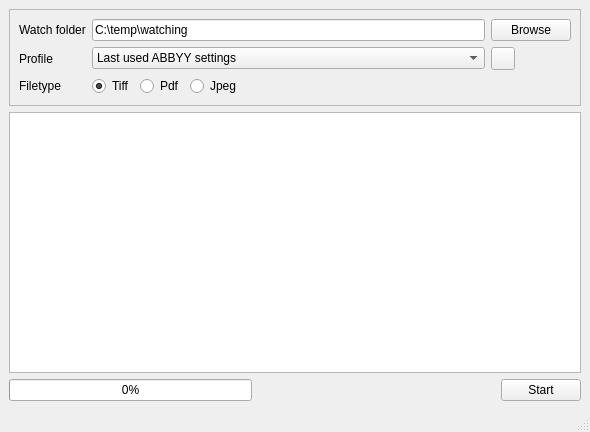
The window that ui/mainwindow.ui (se0siris/abbyy-automator) describes before a commit, drawn with Qt 5.
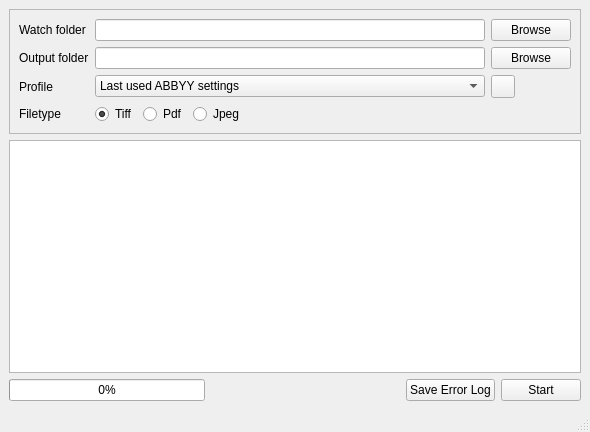
The same window after the commit. Icons and pictures are not drawn. Custom widgets are drawn as their Qt base class.

Commit message: Added killing of inactive Abbyy sessions. Autodetection of application paths. Improved file watcher threading. Improved progress counts. Added ability to save error log. Switched to output folder method and added skipping of processed files. Start button untoggling now pauses processing (after current file). Application replaces/restores the Acrobat proxy when needed. Abbyy process being killed now handled. Other improvements.

Patch:
```diff
--- a/ui/mainwindow.ui
+++ b/ui/mainwindow.ui
@@ -30,6 +30,22 @@
       <layout class="QVBoxLayout" name="verticalLayout_2">
        <item>
         <layout class="QGridLayout" name="gridLayout">
+         <item row="2" column="1">
+          <widget class="QComboBox" name="cb_profile">
+           <item>
+            <property name="text">
+             <string>Last used ABBYY settings</string>
+            </property>
+           </item>
+          </widget>
+         </item>
+         <item row="3" column="0">
+          <widget class="QLabel" name="label_3">
+           <property name="text">
+            <string>Filetype</string>
+           </property>
+          </widget>
+         </item>
          <item row="0" column="2">
           <widget class="QPushButton" name="button_browse">
            <property name="text">
@@ -40,7 +56,7 @@
          <item row="0" column="1">
           <widget class="LineEdit_DragDrop_Folder" name="le_watch_folder">
            <property name="text">
-            <string>C:\temp\watching</string>
+            <string/>
            </property>
           </widget>
          </item>
@@ -51,30 +67,14 @@
            </property>
           </widget>
          </item>
-         <item row="1" column="0">
+         <item row="2" column="0">
           <widget class="QLabel" name="label_2">
            <property name="text">
             <string>Profile</string>
            </property>
           </widget>
          </item>
-         <item row="1" column="1">
-          <widget class="QComboBox" name="cb_profile">
-           <item>
-            <property name="text">
-             <string>Last used ABBYY settings</string>
-            </property>
-           </item>
-          </widget>
-         </item>
-         <item row="2" column="0">
-          <widget class="QLabel" name="label_3">
-           <property name="text">
-            <string>Filetype</string>
-           </property>
-          </widget>
-         </item>
-         <item row="2" column="1">
+         <item row="3" column="1">
           <widget class="QFrame" name="frame">
            <property name="frameShape">
             <enum>QFrame::NoFrame</enum>
@@ -126,7 +126,7 @@
            </layout>
           </widget>
          </item>
-         <item row="1" column="2">
+         <item row="2" column="2">
           <widget class="QToolButton" name="tb_refresh_profiles">
            <property name="toolTip">
             <string>Refresh profiles</string>
@@ -146,6 +146,27 @@
            </property>
           </widget>
          </item>
+         <item row="1" column="0">
+          <widget class="QLabel" name="label_4">
+           <property name="text">
+            <string>Output folder</string>
+           </property>
+          </widget>
+         </item>
+         <item row="1" column="1">
+          <widget class="LineEdit_DragDrop_Folder" name="le_output_folder">
+           <property name="text">
+            <string/>
+           </property>
+          </widget>
+         </item>
+         <item row="1" column="2">
+          <widget class="QPushButton" name="button_output_browse">
+           <property name="text">
+            <string>Browse</string>
+           </property>
+          </widget>
+         </item>
         </layout>
        </item>
        <item>
@@ -192,6 +213,19 @@
         </property>
        </spacer>
       </item>
+      <item>
+       <widget class="QPushButton" name="button_save_errors">
+        <property name="text">
+         <string>Save Error Log</string>
+        </property>
+        <property name="checkable">
+         <bool>false</bool>
+        </property>
+        <property name="checked">
+         <bool>false</bool>
+        </property>
+       </widget>
+      </item>
       <item>
        <widget class="QPushButton" name="button_start">
         <property name="text">
```
Left out of the diff: 4 changed lines with no effect on the pictures. The commit also changes 8 other files.
